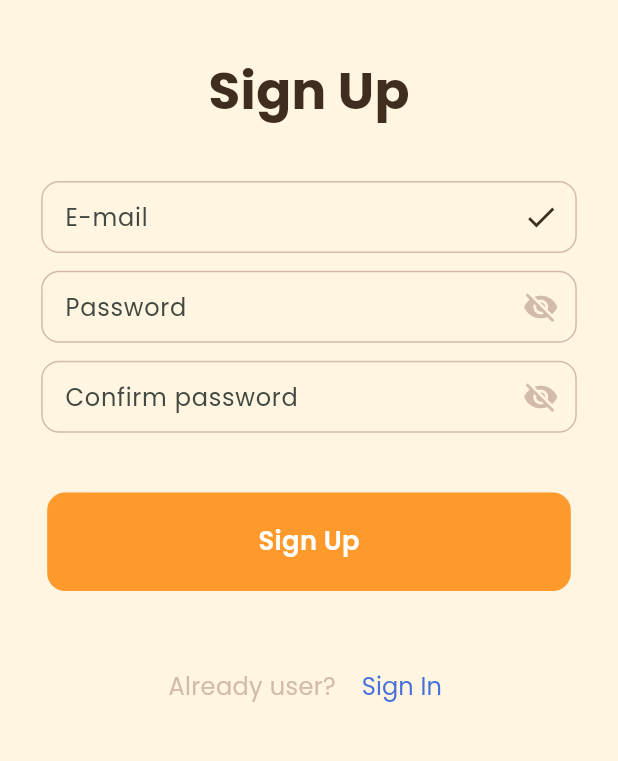
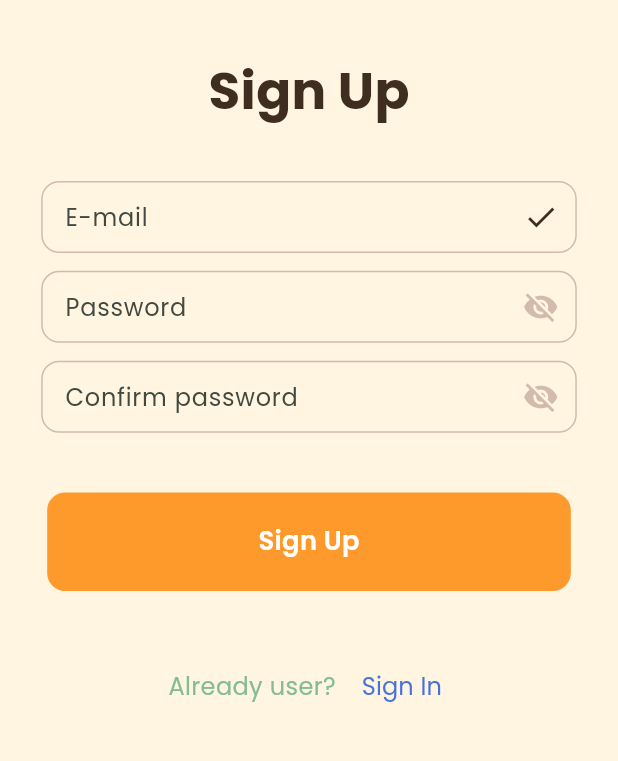
Before and after one commit to walidgithub/AI_tennis_app, a Flutter app: the SignUpView screen opened by its route, on a phone screen of 412 x 824 dp, the part 315-1076 px from its top. Run offline on Flutter 3.47's test engine with Material 3 defaults, Android fonts, the phone set to English and light mode, and no system bars; our stand-ins replace dartz, dio, equatable, firebase_auth, firebase_core, flutter_bloc and 8 more; accounts and stored records are empty.

Commit message:
edit in read me

```diff
--- a/lib/core/firebase/error/firebase_error_handler.dart
+++ b/lib/core/firebase/error/firebase_error_handler.dart
@@ -27,7 +27,7 @@ class FirebaseErrorHandler implements Exception {
 }
 
 FirebaseFailure _handleError(FirebaseAuthException error) {
-  switch (error.code) {
+  switch (error.code.toString()) {
     case "invalid-credential":
       return DataSource.invalidCredential.getFailure();
     case "too-many-requests":
--- a/lib/features/auth/presentation/ui/sign_up.dart
+++ b/lib/features/auth/presentation/ui/sign_up.dart
@@ -141,7 +141,7 @@ class _SignUpViewState extends State<SignUpView> {
                               children: [
                                 Text(AppStrings.alreadyUser,
                                     style: AppTypography.kLight14.copyWith(
-                                      color: AppColors.cLine,
+                                      color: AppColors.cPrimary,
                                     )),
                                 SizedBox(
                                   width: AppConstants.heightBetweenElements,
```
Also changed, not shown: 1 other file.
